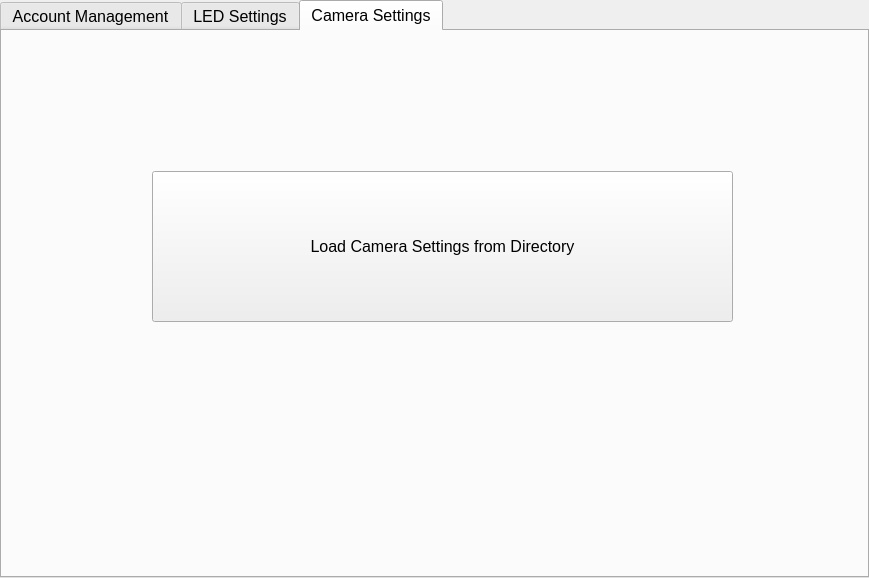
The window that MobilePlatform/AdminWidget.ui (shuaih7/MobilePlatform) describes before a commit, drawn with Qt 5.
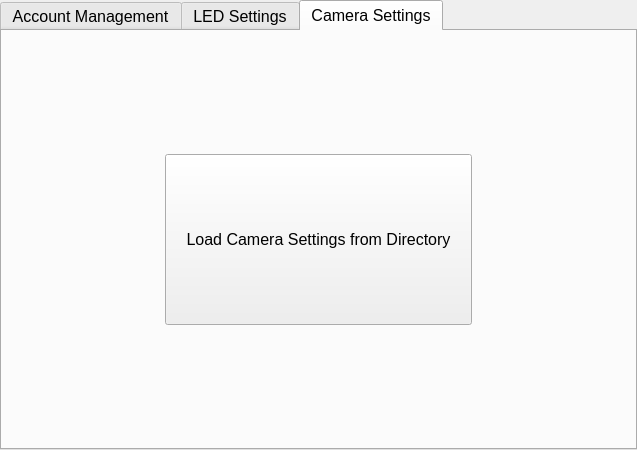
The same window after the commit. The open tabs and pages were chosen to show the change.

The edit to the form file:
```diff
--- a/MobilePlatform/AdminWidget.ui
+++ b/MobilePlatform/AdminWidget.ui
@@ -6,14 +6,14 @@
    <rect>
     <x>0</x>
     <y>0</y>
-    <width>869</width>
-    <height>578</height>
+    <width>637</width>
+    <height>450</height>
    </rect>
   </property>
   <property name="minimumSize">
    <size>
-    <width>855</width>
-    <height>555</height>
+    <width>600</width>
+    <height>450</height>
    </size>
   </property>
   <property name="font">
@@ -338,19 +338,81 @@
    <attribute name="title">
     <string>Camera Settings</string>
    </attribute>
-   <widget class="QPushButton" name="btn_cfgcam">
-    <property name="geometry">
-     <rect>
-      <x>150</x>
-      <y>140</y>
-      <width>581</width>
-      <height>151</height>
-     </rect>
-    </property>
-    <property name="text">
-     <string>Load Camera Settings from Directory</string>
-    </property>
-   </widget>
+   <layout class="QGridLayout" name="gridLayout_2">
+    <item row="0" column="0">
+     <layout class="QHBoxLayout" name="horizontalLayout" stretch="1,2,1">
+      <item>
+       <spacer name="horizontalSpacer_8">
+        <property name="orientation">
+         <enum>Qt::Horizontal</enum>
+        </property>
+        <property name="sizeHint" stdset="0">
+         <size>
+          <width>40</width>
+          <height>20</height>
+         </size>
+        </property>
+       </spacer>
+      </item>
+      <item>
+       <layout class="QVBoxLayout" name="verticalLayout_6" stretch="2,3,2">
+        <item>
+         <spacer name="verticalSpacer_3">
+          <property name="orientation">
+           <enum>Qt::Vertical</enum>
+          </property>
+          <property name="sizeHint" stdset="0">
+           <size>
+            <width>20</width>
+            <height>40</height>
+           </size>
+          </property>
+         </spacer>
+        </item>
+        <item>
+         <widget class="QPushButton" name="btn_cfgcam">
+          <property name="sizePolicy">
+           <sizepolicy hsizetype="Preferred" vsizetype="Preferred">
+            <horstretch>0</horstretch>
+            <verstretch>0</verstretch>
+           </sizepolicy>
+          </property>
+          <property name="text">
+           <string>Load Camera Settings from Directory</string>
+          </property>
+         </widget>
+        </item>
+        <item>
+         <spacer name="verticalSpacer_4">
+          <property name="orientation">
+           <enum>Qt::Vertical</enum>
+          </property>
+          <property name="sizeHint" stdset="0">
+           <size>
+            <width>20</width>
+            <height>40</height>
+           </size>
+          </property>
+         </spacer>
+        </item>
+       </layout>
+      </item>
+      <item>
+       <spacer name="horizontalSpacer_7">
+        <property name="orientation">
+         <enum>Qt::Horizontal</enum>
+        </property>
+        <property name="sizeHint" stdset="0">
+         <size>
+          <width>40</width>
+          <height>20</height>
+         </size>
+        </property>
+       </spacer>
+      </item>
+     </layout>
+    </item>
+   </layout>
   </widget>
  </widget>
  <resources/>
```
Left out of the diff: 67 changed lines with no effect on the pictures.
